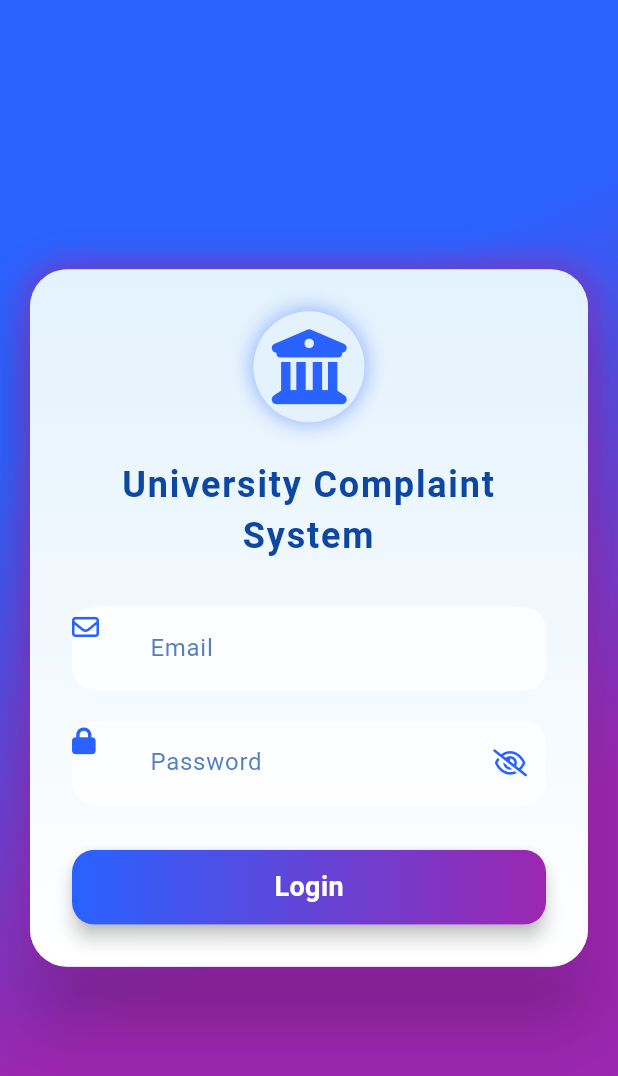
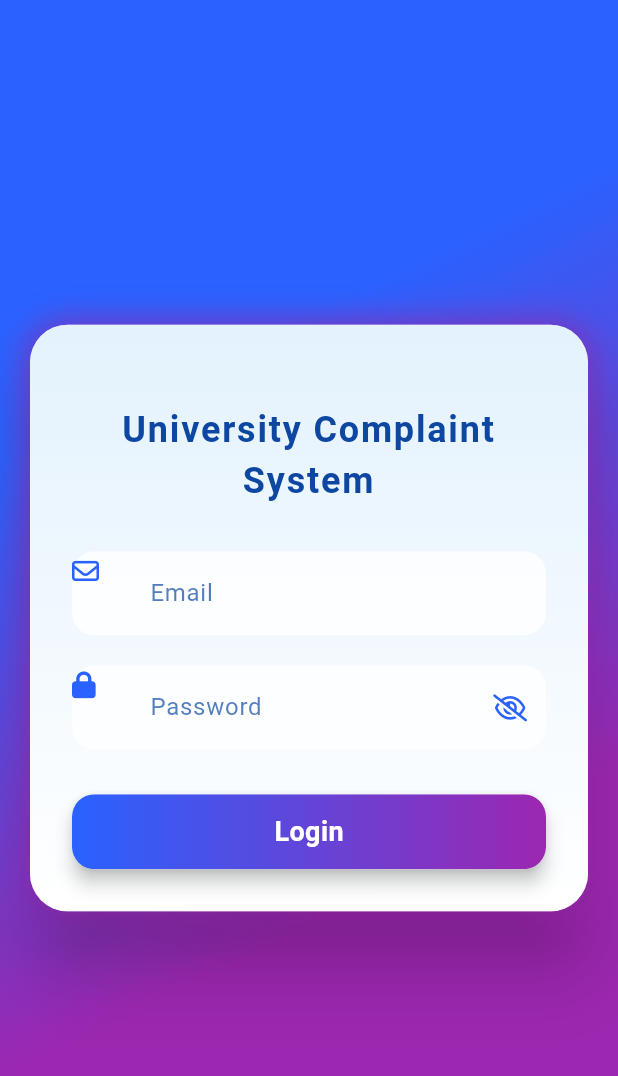
Before and after one commit to inzamam-ul-haq-FA22-BSE-078/Inzamam-FA22-BSE-078, a Flutter app: the screen it shows after launch, on a phone screen of 412 x 824 dp. Shown: the top 1076 px of the screen. Run offline on Flutter 3.47's test engine with Material 3 defaults, Android fonts, the light colour scheme and no system bars; our stand-ins replace animate_do, cached_network_image, csv, file_picker, fl_chart, flutter_animate and 12 more; missing offline and left inert: excel; accounts and stored records are empty.

Commit message:
working on login styling

```diff
--- a/University Complaint Management System/lib/screens/login_screen.dart
+++ b/University Complaint Management System/lib/screens/login_screen.dart
@@ -178,27 +178,7 @@ class _LoginScreenState extends State<LoginScreen> with SingleTickerProviderStat
                           mainAxisSize: MainAxisSize.min,
                           children: [
                             // Animated Logo
-                            AnimatedContainer(
-                              duration: const Duration(milliseconds: 800),
-                              curve: Curves.fastOutSlowIn,
-                              padding: const EdgeInsets.all(12),
-                              decoration: BoxDecoration(
-                                color: _lightBlue,
-                                shape: BoxShape.circle,
-                                boxShadow: [
-                                  BoxShadow(
-                                    color: _primaryBlue.withOpacity(0.4),
-                                    blurRadius: 10,
-                                    spreadRadius: 2,
-                                  ),
-                                ],
-                              ),
-                              child: const FaIcon(
-                                FontAwesomeIcons.university,
-                                size: 50,
-                                color: Color(0xFF2962FF),
-                              ),
-                            ),
+
 
                             const SizedBox(height: 25),
 
```
